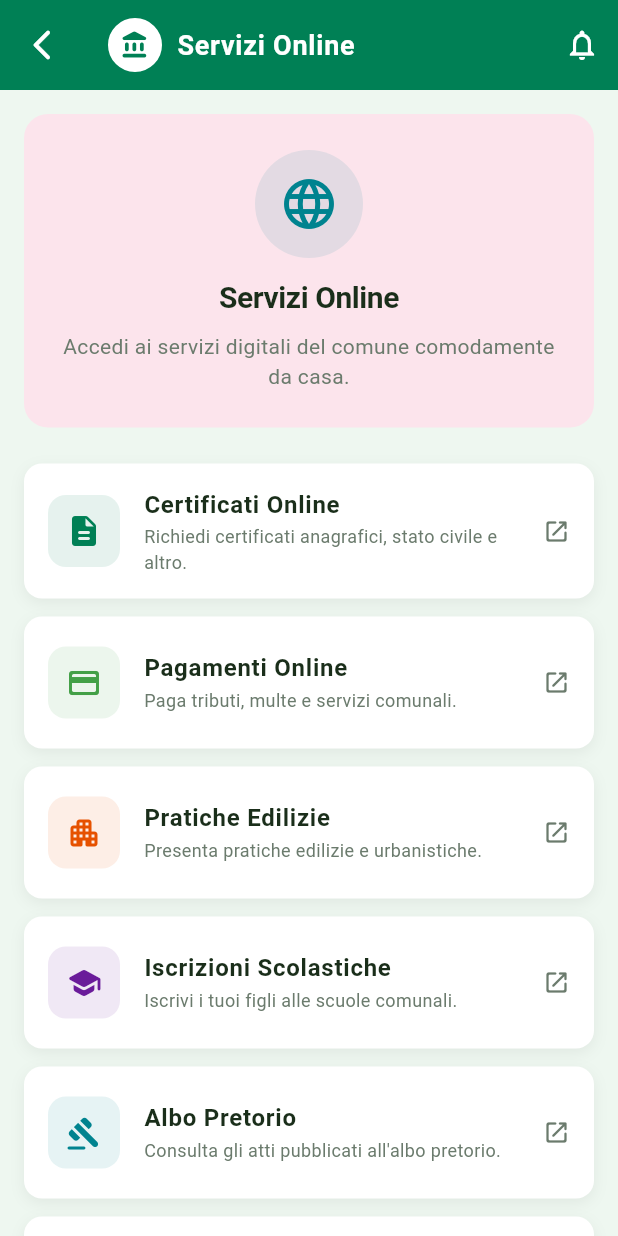
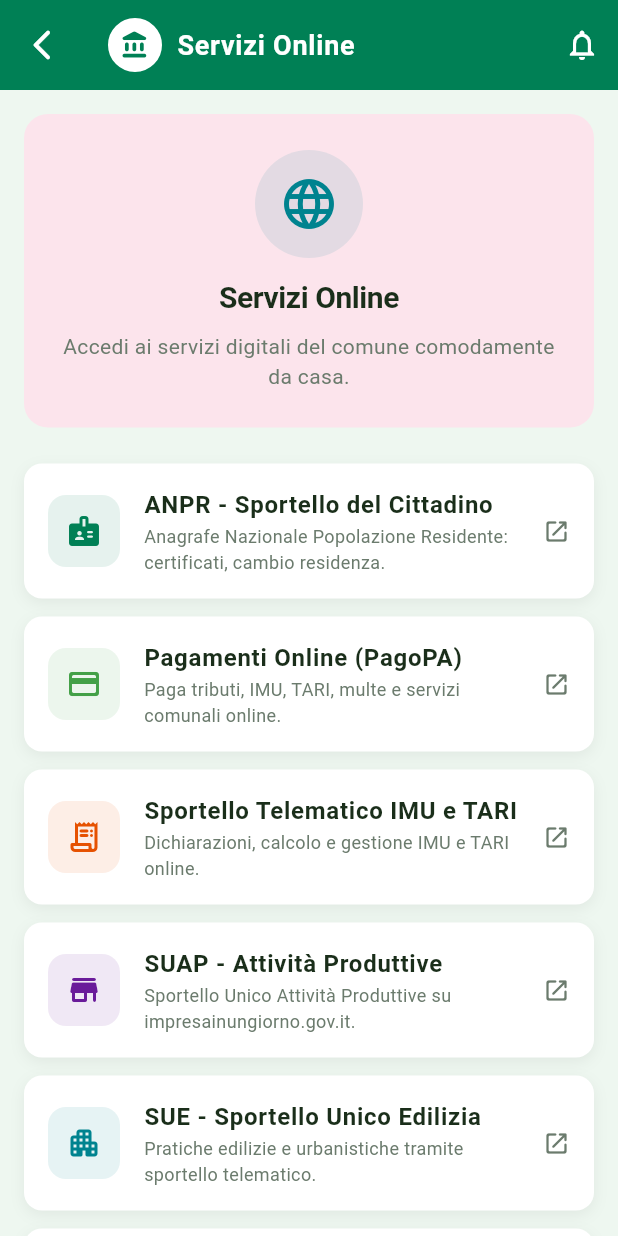
Before and after one commit to Oxer33/marcianise-app, a Flutter app: the ServiziOnlineScreen screen opened by its route, on a phone screen of 412 x 824 dp. Run offline on Flutter 3.47's test engine with Material 3 defaults, Android fonts, the phone set to English and light mode, and no system bars.

Commit message:
feat: servizi online con dati reali (ANPR, PagoPA, SUAP, SUE, Albo Pretorio, Amm. Trasparente)

```diff
--- a/lib/screens/servizi/servizi_online_screen.dart
+++ b/lib/screens/servizi/servizi_online_screen.dart
@@ -28,42 +28,48 @@ class ServiziOnlineScreen extends StatelessWidget {
             _buildHeader(),
             const SizedBox(height: 24),
 
-            // Lista servizi online
+            // Lista servizi online (link reali dal sito comune.marcianise.ce.it)
             _buildServizioOnlineCard(
-              'Certificati Online',
-              'Richiedi certificati anagrafici, stato civile e altro.',
-              Icons.description_rounded,
+              'ANPR - Sportello del Cittadino',
+              'Anagrafe Nazionale Popolazione Residente: certificati, cambio residenza.',
+              Icons.badge_rounded,
               AppColors.primary,
             ),
             _buildServizioOnlineCard(
-              'Pagamenti Online',
-              'Paga tributi, multe e servizi comunali.',
+              'Pagamenti Online (PagoPA)',
+              'Paga tributi, IMU, TARI, multe e servizi comunali online.',
               Icons.payment_rounded,
               const Color(0xFF43A047),
             ),
             _buildServizioOnlineCard(
-              'Pratiche Edilizie',
-              'Presenta pratiche edilizie e urbanistiche.',
-              Icons.apartment_rounded,
+              'Sportello Telematico IMU e TARI',
+              'Dichiarazioni, calcolo e gestione IMU e TARI online.',
+              Icons.receipt_long_rounded,
               const Color(0xFFE65100),
             ),
             _buildServizioOnlineCard(
-              'Iscrizioni Scolastiche',
-              'Iscrivi i tuoi figli alle scuole comunali.',
-              Icons.school_rounded,
+              'SUAP - Attività Produttive',
+              'Sportello Unico Attività Produttive su impresainungiorno.gov.it.',
+              Icons.store_rounded,
               const Color(0xFF6A1B9A),
             ),
             _buildServizioOnlineCard(
-              'Albo Pretorio',
-              'Consulta gli atti pubblicati all\'albo pretorio.',
-              Icons.gavel_rounded,
+              'SUE - Sportello Unico Edilizia',
+              'Pratiche edilizie e urbanistiche tramite sportello telematico.',
+              Icons.apartment_rounded,
               const Color(0xFF00838F),
             ),
             _buildServizioOnlineCard(
-              'SPID / CIE',
-              'Accedi ai servizi con SPID o Carta d\'Identità Elettronica.',
-              Icons.verified_user_rounded,
-              const Color(0xFFC62828),
+              'Albo Pretorio Online',
+              'Consulta atti, determine, delibere e ordinanze pubblicate.',
+              Icons.gavel_rounded,
+              const Color(0xFF795548),
+            ),
+            _buildServizioOnlineCard(
+              'Amministrazione Trasparente',
+              'Accesso agli atti e alle informazioni sulla PA.',
+              Icons.visibility_rounded,
+              const Color(0xFF546E7A),
             ),
             const SizedBox(height: 32),
           ],
```
